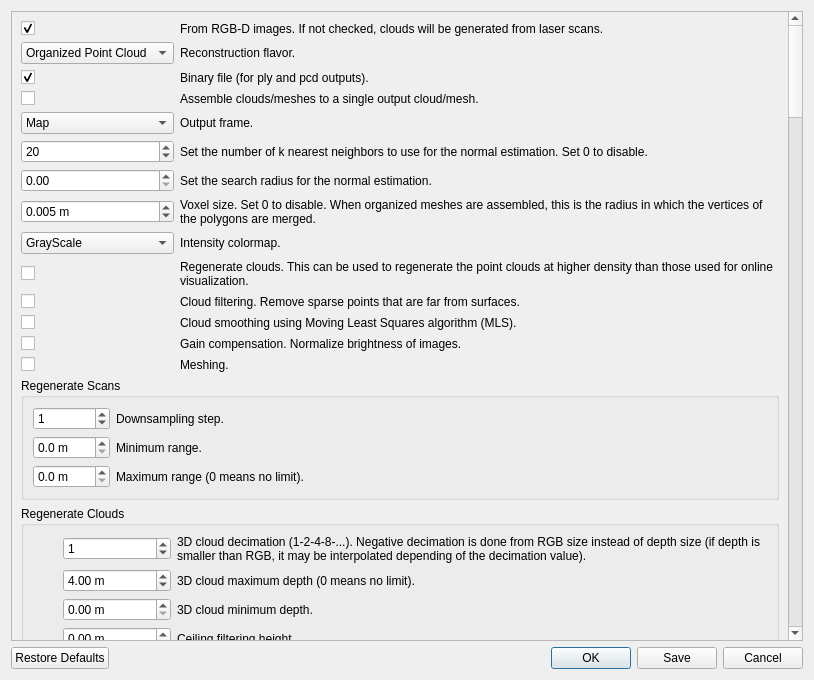
Qt form guilib/src/ui/exportCloudsDialog.ui (ros2-gbp/rtabmap-release) before a commit.
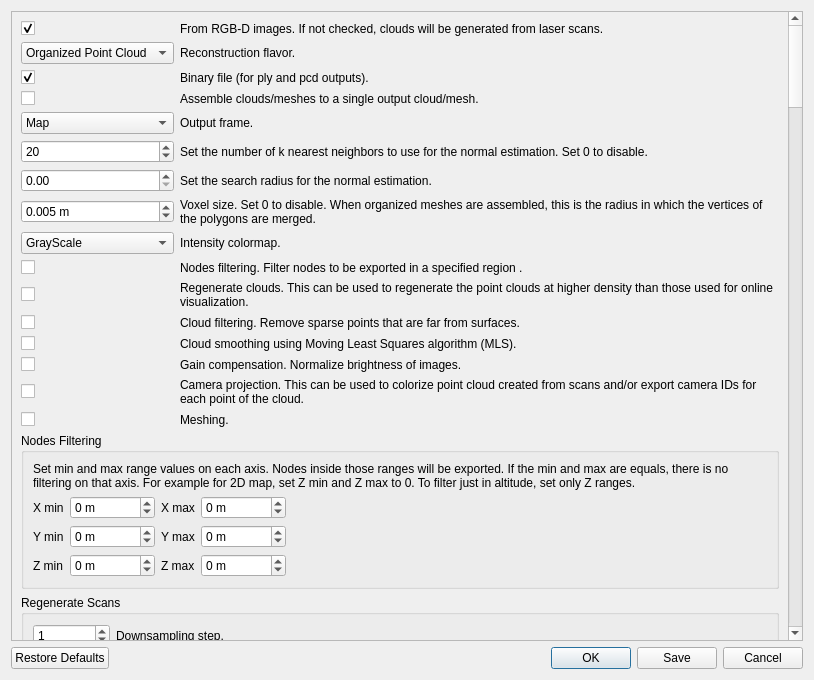
The same form after that commit.

Diff of the .ui file:
```diff
--- a/guilib/src/ui/exportCloudsDialog.ui
+++ b/guilib/src/ui/exportCloudsDialog.ui
@@ -23,9 +23,9 @@
       <property name="geometry">
        <rect>
         <x>0</x>
-        <y>0</y>
+        <y>-3906</y>
         <width>780</width>
-        <height>4975</height>
+        <height>5635</height>
        </rect>
       </property>
       <layout class="QVBoxLayout" name="verticalLayout_13">
@@ -52,21 +52,21 @@
            </property>
           </widget>
          </item>
-         <item row="10" column="0">
-          <widget class="QCheckBox" name="checkBox_regenerate">
-           <property name="text">
-            <string/>
-           </property>
-          </widget>
-         </item>
          <item row="11" column="0">
+          <widget class="QCheckBox" name="checkBox_regenerate">
+           <property name="text">
+            <string/>
+           </property>
+          </widget>
+         </item>
+         <item row="12" column="0">
           <widget class="QCheckBox" name="checkBox_filtering">
            <property name="text">
             <string/>
            </property>
           </widget>
          </item>
-         <item row="10" column="1">
+         <item row="11" column="1">
           <widget class="QLabel" name="label_regenerate">
            <property name="text">
             <string>Regenerate clouds. This can be used to regenerate the point clouds at higher density than those used for online visualization.</string>
@@ -76,13 +76,6 @@
            </property>
           </widget>
          </item>
-         <item row="13" column="0">
-          <widget class="QCheckBox" name="checkBox_gainCompensation">
-           <property name="text">
-            <string/>
-           </property>
-          </widget>
-         </item>
          <item row="8" column="1">
           <widget class="QLabel" name="label_voxel">
            <property name="text">
@@ -103,16 +96,6 @@
            </property>
           </widget>
          </item>
-         <item row="13" column="1">
-          <widget class="QLabel" name="label_gainCompensation">
-           <property name="text">
-            <string>Gain compensation. Normalize brightness of images.</string>
-           </property>
-           <property name="wordWrap">
-            <bool>true</bool>
-           </property>
-          </widget>
-         </item>
          <item row="5" column="1">
           <widget class="QLabel" name="label_frame">
            <property name="text">
@@ -133,24 +116,14 @@
            </property>
           </widget>
          </item>
-         <item row="14" column="1">
-          <widget class="QLabel" name="label_binaryFile_12">
-           <property name="text">
-            <string>Meshing.</string>
-           </property>
-           <property name="wordWrap">
-            <bool>true</bool>
-           </property>
-          </widget>
-         </item>
-         <item row="12" column="0">
+         <item row="13" column="0">
           <widget class="QCheckBox" name="checkBox_smoothing">
            <property name="text">
             <string/>
            </property>
           </widget>
          </item>
-         <item row="11" column="1">
+         <item row="12" column="1">
           <widget class="QLabel" name="label_binaryFile_9">
            <property name="text">
             <string>Cloud filtering. Remove sparse points that are far from surfaces.</string>
@@ -160,13 +133,6 @@
            </property>
           </widget>
          </item>
-         <item row="14" column="0">
-          <widget class="QCheckBox" name="checkBox_meshing">
-           <property name="text">
-            <string/>
-           </property>
-          </widget>
-         </item>
          <item row="3" column="1">
           <widget class="QLabel" name="label_binaryFile">
            <property name="text">
@@ -177,7 +143,7 @@
            </property>
           </widget>
          </item>
-         <item row="12" column="1">
+         <item row="13" column="1">
           <widget class="QLabel" name="label_smoothing">
            <property name="text">
             <string>Cloud smoothing using Moving Least Squares algorithm (MLS).</string>
@@ -323,8 +289,280 @@
            </item>
           </widget>
          </item>
+         <item row="14" column="1">
+          <widget class="QLabel" name="label_gainCompensation">
+           <property name="text">
+            <string>Gain compensation. Normalize brightness of images.</string>
+           </property>
+           <property name="wordWrap">
+            <bool>true</bool>
+           </property>
+          </widget>
+         </item>
+         <item row="15" column="1">
+          <widget class="QLabel" name="label_cameraProjection">
+           <property name="text">
+            <string>Camera projection. This can be used to colorize point cloud created from scans and/or export camera IDs for each point of the cloud.</string>
+           </property>
+           <property name="wordWrap">
+            <bool>true</bool>
+           </property>
+          </widget>
+         </item>
+         <item row="14" column="0">
+          <widget class="QCheckBox" name="checkBox_gainCompensation">
+           <property name="text">
+            <string/>
+           </property>
+          </widget>
+         </item>
+         <item row="15" column="0">
+          <widget class="QCheckBox" name="checkBox_cameraProjection">
+           <property name="text">
+            <string/>
+           </property>
+          </widget>
+         </item>
+         <item row="16" column="1">
+          <widget class="QLabel" name="label_binaryFile_12">
+           <property name="text">
+            <string>Meshing.</string>
+           </property>
+           <property name="wordWrap">
+            <bool>true</bool>
+           </property>
+          </widget>
+         </item>
+         <item row="16" column="0">
+          <widget class="QCheckBox" name="checkBox_meshing">
+           <property name="text">
+            <string/>
+           </property>
+          </widget>
+         </item>
+         <item row="10" column="1">
+          <widget class="QLabel" name="label_binaryFile_10">
+           <property name="text">
+            <string>Nodes filtering. Filter nodes to be exported in a specified region .</string>
+           </property>
+           <property name="wordWrap">
+            <bool>true</bool>
+           </property>
+          </widget>
+         </item>
+         <item row="10" column="0">
+          <widget class="QCheckBox" name="checkBox_nodes_filtering">
+           <property name="text">
+            <string/>
+           </property>
+          </widget>
+         </item>
         </layout>
        </item>
+       <item>
+        <widget class="QGroupBox" name="groupBox_nodes_filtering">
+         <property name="title">
+          <string>Nodes Filtering</string>
+         </property>
+         <layout class="QVBoxLayout" name="verticalLayout_19">
+          <item>
+           <widget class="QLabel" name="label_114">
+            <property name="text">
+             <string>Set min and max range values on each axis. Nodes inside those ranges will be exported. If the min and max are equals, there is no filtering on that axis. For example for 2D map, set Z min and Z max to 0. To filter just in altitude, set only Z ranges.</string>
+            </property>
+            <property name="wordWrap">
+             <bool>true</bool>
+            </property>
+           </widget>
+          </item>
+          <item>
+           <layout class="QGridLayout" name="gridLayout_21">
+            <item row="0" column="2">
+             <widget class="QLabel" name="label_113">
+              <property name="text">
+               <string>X max</string>
+              </property>
+              <property name="wordWrap">
+               <bool>true</bool>
+              </property>
+             </widget>
+            </item>
+            <item row="1" column="0">
+             <widget class="QLabel" name="label_142">
+              <property name="toolTip">
+               <string>Length along X-Axis</string>
+              </property>
+              <property name="text">
+               <string>Y min</string>
+              </property>
+              <property name="wordWrap">
+               <bool>true</bool>
+              </property>
+             </widget>
+            </item>
+            <item row="1" column="1">
+             <widget class="QDoubleSpinBox" name="doubleSpinBox_nodes_filtering_ymin">
+              <property name="suffix">
+               <string> m</string>
+              </property>
+              <property name="decimals">
+               <number>0</number>
+              </property>
+              <property name="minimum">
+               <double>-9999999.000000000000000</double>
+              </property>
+              <property name="maximum">
+               <double>9999999.000000000000000</double>
+              </property>
+             </widget>
+            </item>
+            <item row="1" column="2">
+             <widget class="QLabel" name="label_115">
+              <property name="toolTip">
+               <string>Width along Y-Axis</string>
+              </property>
+              <property name="text">
+               <string>Y max</string>
+              </property>
+              <property name="wordWrap">
+               <bool>true</bool>
+              </property>
+             </widget>
+            </item>
+            <item row="2" column="0">
+             <widget class="QLabel" name="label_116">
+              <property name="toolTip">
+               <string>Height along Z-Axis</string>
+              </property>
+              <property name="text">
+               <string>Z min</string>
+              </property>
+              <property name="wordWrap">
+               <bool>true</bool>
+              </property>
+             </widget>
+            </item>
+            <item row="2" column="2">
+             <widget class="QLabel" name="label_119">
+              <property name="toolTip">
+               <string>Width along Y-Axis</string>
+              </property>
+              <property name="text">
+               <string>Z max</string>
+              </property>
+              <property name="wordWrap">
+               <bool>true</bool>
+              </property>
+             </widget>
+            </item>
+            <item row="0" column="0">
+             <widget class="QLabel" name="label_111">
+              <property name="text">
+               <string>X min</string>
+              </property>
+              <property name="wordWrap">
+               <bool>true</bool>
+              </property>
+             </widget>
+            </item>
+            <item row="1" column="4">
+             <spacer name="horizontalSpacer">
+              <property name="orientation">
+               <enum>Qt::Horizontal</enum>
+              </property>
+              <property name="sizeHint" stdset="0">
+               <size>
+                <width>40</width>
+                <height>20</height>
+               </size>
+              </property>
+             </spacer>
+            </item>
+            <item row="0" column="1">
+             <widget class="QDoubleSpinBox" name="doubleSpinBox_nodes_filtering_xmin">
+              <property name="suffix">
+               <string> m</string>
+              </property>
+              <property name="decimals">
+               <number>0</number>
+              </property>
+              <property name="minimum">
+               <double>-9999999.000000000000000</double>
+              </property>
+              <property name="maximum">
+               <double>9999999.000000000000000</double>
+              </property>
+             </widget>
+            </item>
+            <item row="0" column="3">
+             <widget class="QDoubleSpinBox" name="doubleSpinBox_nodes_filtering_xmax">
+              <property name="suffix">
+               <string> m</string>
+              </property>
+              <property name="decimals">
+               <number>0</number>
+              </property>
+              <property name="minimum">
+               <double>-9999999.000000000000000</double>
+              </property>
+              <property name="maximum">
+               <double>9999999.000000000000000</double>
+              </property>
+             </widget>
+            </item>
+            <item row="2" column="1">
+             <widget class="QDoubleSpinBox" name="doubleSpinBox_nodes_filtering_zmin">
+              <property name="suffix">
+               <string> m</string>
+              </property>
+              <property name="decimals">
+               <number>0</number>
+              </property>
+              <property name="minimum">
+               <double>-9999999.000000000000000</double>
+              </property>
+              <property name="maximum">
+               <double>9999999.000000000000000</double>
+              </property>
+             </widget>
+            </item>
+            <item row="1" column="3">
+             <widget class="QDoubleSpinBox" name="doubleSpinBox_nodes_filtering_ymax">
+              <property name="suffix">
+               <string> m</string>
+              </property>
+              <property name="decimals">
+               <number>0</number>
+              </property>
+              <property name="minimum">
+               <double>-9999999.000000000000000</double>
+              </property>
+              <property name="maximum">
+               <double>9999999.000000000000000</double>
+              </property>
+             </widget>
+            </item>
+            <item row="2" column="3">
+             <widget class="QDoubleSpinBox" name="doubleSpinBox_nodes_filtering_zmax">
+              <property name="suffix">
+               <string> m</string>
+              </property>
+              <property name="decimals">
+               <number>0</number>
+              </property>
+              <property name="minimum">
+               <double>-9999999.000000000000000</double>
+              </property>
+              <property name="maximum">
+               <double>9999999.000000000000000</double>
+              </property>
+             </widget>
+            </item>
+           </layout>
+          </item>
+         </layout>
+        </widget>
+       </item>
        <item>
         <widget class="QGroupBox" name="groupBox_regenerateScans">
          <property name="title">
@@ -642,8 +880,11 @@
               <property name="decimals">
                <number>2</number>
               </property>
+              <property name="minimum">
+               <double>-1000.000000000000000</double>
+              </property>
               <property name="maximum">
-               <double>100.000000000000000</double>
+               <double>1000.000000000000000</double>
               </property>
               <property name="singleStep">
                <double>0.100000000000000</double>
@@ -661,8 +902,11 @@
               <property name="decimals">
                <number>2</number>
               </property>
+              <property name="minimum">
+               <double>-1000.000000000000000</double>
+              </property>
               <property name="maximum">
-               <double>100.000000000000000</double>
+               <double>1000.000000000000000</double>
               </property>
               <property name="singleStep">
                <double>0.100000000000000</double>
@@ -1475,6 +1719,185 @@
          </layout>
         </widget>
        </item>
+       <item>
+        <widget class="QGroupBox" name="groupBox_cameraProjection">
+         <property name="title">
+          <string>Camera Projection</string>
+         </property>
+         <property name="checkable">
+          <bool>false</bool>
+         </property>
+         <layout class="QGridLayout" name="gridLayout_20" columnstretch="0,0,0,1">
+          <item row="3" column="1">
+           <widget class="QDoubleSpinBox" name="doubleSpinBox_camProjMaxAngle">
+            <property name="suffix">
+             <string> deg</string>
+            </property>
+            <property name="decimals">
+             <number>0</number>
+            </property>
+            <property name="minimum">
+             <double>0.000000000000000</double>
+            </property>
+            <property name="maximum">
+             <double>180.000000000000000</double>
+            </property>
+            <property name="singleStep">
+             <double>1.000000000000000</double>
+            </property>
+            <property name="value">
+             <double>0.000000000000000</double>
+            </property>
+           </widget>
+          </item>
+          <item row="5" column="2" colspan="2">
+           <widget class="QLabel" name="label_meshingTextureSize_15">
+            <property name="text">
+             <string>Keep points not seen by the cameras. These points will be set with a pure red color (255,0,0) if the cloud was created from laser scans.</string>
+            </property>
+            <property name="wordWrap">
+             <bool>true</bool>
+            </property>
+           </widget>
+          </item>
+          <item row="4" column="1">
+           <widget class="QCheckBox" name="checkBox_camProjDistanceToCamPolicy">
+            <property name="text">
+             <string/>
+            </property>
+           </widget>
+          </item>
+          <item row="4" column="2" colspan="2">
+           <widget class="QLabel" name="label_meshingTextureSize_14">
+            <property name="text">
+             <string>Distance to camera policy. The closest camera from a point is used to colorize the point. If disabled, the camera for which the point projection is the closest of the image center is used to colorize the point.</string>
+            </property>
+            <property name="wordWrap">
+             <bool>true</bool>
+            </property>
+           </widget>
+          </item>
+          <item row="2" column="2" colspan="2">
+           <widget class="QLabel" name="label_meshingTextureSize_13">
+            <property name="text">
+             <string>Maximum distance from the camera for points to be colorized by this camera (0 means infinite).</string>
+            </property>
+            <property name="wordWrap">
+             <bool>true</bool>
+            </property>
+           </widget>
+          </item>
+          <item row="3" column="2" colspan="2">
+           <widget class="QLabel" name="label_meshingTextureSize_12">
+            <property name="text">
+             <string>Maximum angle between camera and point's normal to apply color (0 means disabled).</string>
+            </property>
+            <property name="wordWrap">
+             <bool>true</bool>
+            </property>
+           </widget>
+          </item>
+          <item row="2" column="1">
+           <widget class="QDoubleSpinBox" name="doubleSpinBox_camProjMaxDistance">
+            <property name="suffix">
+             <string> m</string>
+            </property>
+            <property name="decimals">
+             <number>1</number>
+            </property>
+            <property name="minimum">
+             <double>0.000000000000000</double>
+            </property>
+            <property name="maximum">
+             <double>99.000000000000000</double>
+            </property>
+            <property name="singleStep">
+             <double>1.000000000000000</double>
+            </property>
+            <property name="value">
+             <double>0.000000000000000</double>
+            </property>
+           </widget>
+          </item>
+          <item row="5" column="1">
+           <widget class="QCheckBox" name="checkBox_camProjKeepPointsNotSeenByCameras">
+            <property name="text">
+             <string/>
+            </property>
+           </widget>
+          </item>
+          <item row="7" column="2" colspan="2">
+           <widget class="QLabel" name="label_camProjExportCamera">
+            <property name="text">
+             <string>ID format of the camera selected for each point.</string>
+            </property>
+            <property name="wordWrap">
+             <bool>true</bool>
+            </property>
+           </widget>
+          </item>
+          <item row="7" column="1">
+           <widget class="QComboBox" name="comboBox_camProjExportCamera">
+            <property name="toolTip">
+             <string>By Node ID: cameras of same node have same ID
+By Camera Index: of a multi-cameras setup
+By Node ID and Camera Index: NodeID*10+CameraIndex</string>
+            </property>
+            <item>
+             <property name="text">
+              <string>Disabled</string>
+             </property>
+            </item>
+            <item>
+             <property name="text">
+              <string>By Node ID</string>
+             </property>
+            </item>
+            <item>
+             <property name="text">
+              <string>By Camera Index</string>
+             </property>
+            </item>
+            <item>
+             <property name="text">
+              <string>By Node ID and Camera Index</string>
+             </property>
+            </item>
+           </widget>
+          </item>
+          <item row="1" column="1">
+           <widget class="QLineEdit" name="lineEdit_camProjRoiRatios"/>
+          </item>
+          <item row="1" column="2" colspan="2">
+           <widget class="QLabel" name="label_meshingTextureSize_17">
+            <property name="text">
+             <string>ROI ratios [left right top bottom] between 0 and 1. This can be used to ignore black borders of RGB images caused by calibration. </string>
+            </property>
+            <property name="wordWrap">
+             <bool>true</bool>
+            </property>
+           </widget>
+          </item>
+          <item row="6" column="2">
+           <widget class="QLabel" name="label_meshingTextureSize_18">
+            <property name="text">
+             <string>Recolor points from camera projection. This would be used to color laser scans with the cameras.</string>
+            </property>
+            <property name="wordWrap">
+             <bool>true</bool>
+            </property>
+           </widget>
+          </item>
+          <item row="6" column="1">
+           <widget class="QCheckBox" name="checkBox_camProjRecolorPoints">
+            <property name="text">
+             <string/>
+            </property>
+           </widget>
+          </item>
+         </layout>
+        </widget>
+       </item>
        <item>
         <widget class="QGroupBox" name="groupBox_meshing">
          <property name="title">
@@ -2324,14 +2747,14 @@
              <item row="0" column="1">
               <widget class="QLabel" name="label_172">
                <property name="text">
-                <string>Depth. Lowering this parameter decreases reconstruction time, but geometry precision is lower. Minimum polygon size: map length / 2^depth), you can start tuning from depth of 8 or 9. 0 means that depth is chosen so that polygon size is just under 3 cm.</string>
+                <string>Depth. Lowering this parameter decreases reconstruction time, but geometry precision is lower. Minimum polygon size: map length / 2^depth), you can start tuning from depth of 8 or 9. 0 means that depth is chosen so that polygon size is just under target polygon size below.</string>
                </property>
                <property name="wordWrap">
                 <bool>true</bool>
                </property>
               </widget>
              </item>
-             <item row="7" column="1">
+             <item row="8" column="1">
               <widget class="QLabel" name="label_177">
                <property name="text">
                 <string>Samples per node. Set the minimum number of sample points that should fall within an octree node as the octree construction is adapted to sampling density. Note for noise-free samples, small values in the range [1.0 - 5.0] can be used. For more noisy samples, larger values in the range [15.0 - 20.0] may be needed to provide a smoother, noise-reduced, reconstruction.</string>
@@ -2341,14 +2764,14 @@
                </property>
               </widget>
              </item>
-             <item row="8" column="0">
+             <item row="9" column="0">
               <widget class="QSpinBox" name="spinBox_poisson_iso">
                <property name="minimum">
                 <number>1</number>
                </property>
               </widget>
              </item>
-             <item row="2" column="1">
+             <item row="3" column="1">
               <widget class="QLabel" name="label_176">
                <property name="text">
                 <string>Manifold flag. Enabling this flag tells the reconstructor to add the polygon barycenter when triangulating polygons with more than three vertices.</string>
@@ -2358,7 +2781,7 @@
                </property>
               </widget>
              </item>
-             <item row="7" column="0">
+             <item row="8" column="0">
               <widget class="QDoubleSpinBox" name="doubleSpinBox_poisson_samples">
                <property name="decimals">
                 <number>1</number>
@@ -2371,7 +2794,7 @@
                </property>
               </widget>
              </item>
-             <item row="5" column="0">
+             <item row="6" column="0">
               <widget class="QDoubleSpinBox" name="doubleSpinBox_poisson_scale">
                <property name="decimals">
                 <number>1</number>
@@ -2384,7 +2807,7 @@
                </property>
               </widget>
              </item>
-             <item row="3" column="1">
+             <item row="4" column="1">
               <widget class="QLabel" name="label_181">
                <property name="text">
                 <string>Point weight.</string>
@@ -2394,7 +2817,7 @@
                </property>
               </widget>
              </item>
-             <item row="4" column="1">
+             <item row="5" column="1">
               <widget class="QLabel" name="label_182">
                <property name="text">
                 <string>Min depth.</string>
@@ -2404,7 +2827,7 @@
                </property>
               </widget>
              </item>
-             <item row="8" column="1">
+             <item row="9" column="1">
               <widget class="QLabel" name="label_178">
                <property name="text">
                 <string>Iso divide. Set the depth at which a block iso-surface extractor should be used to extract the iso-surface note Using this parameter helps reduce the memory overhead at the cost of a small increase in extraction time. (In practice, we have found that for reconstructions of depth 9 or higher a subdivide depth of 7 or 8 can greatly reduce the memory usage.)</string>
@@ -2414,14 +2837,14 @@
                </property>
               </widget>
              </item>
-             <item row="2" column="0">
+             <item row="3" column="0">
               <widget class="QCheckBox" name="checkBox_poisson_manifold">
                <property name="text">
                 <string/>
                </property>
               </widget>
              </item>
-             <item row="9" column="1">
+             <item row="10" column="1">
               <widget class="QLabel" name="label_179">
                <property name="text">
                 <string>Solver divide. Set the the depth at which a block Gauss-Seidel solver is used to solve the Laplacian equation. Note that using this parameter helps reduce the memory overhead at the cost of a small increase in reconstruction time. (In practice, we have found that for reconstructions of depth 9 or higher a subdivide depth of 7 or 8 can greatly reduce the memory usage.)</string>
@@ -2431,7 +2854,7 @@
                </property>
               </widget>
              </item>
-             <item row="5" column="1">
+             <item row="6" column="1">
               <widget class="QLabel" name="label_180">
                <property name="text">
                 <string>Scale. Set the ratio between the diameter of the cube used for reconstruction and the diameter of the samples' bounding cube.</string>
@@ -2441,21 +2864,21 @@
                </property>
               </widget>
              </item>
-             <item row="1" column="0">
+             <item row="2" column="0">
               <widget class="QCheckBox" name="checkBox_poisson_outputPolygons">
                <property name="text">
                 <string/>
                </property>
               </widget>
              </item>
-             <item row="9" column="0">
+             <item row="10" column="0">
               <widget class="QSpinBox" name="spinBox_poisson_solver">
                <property name="minimum">
                 <number>1</number>
                </property>
               </widget>
              </item>
-             <item row="1" column="1">
+             <item row="2" column="1">
               <widget class="QLabel" name="label_outputPolygons">
                <property name="text">
                 <string>Output polygons flag. Enabling this flag tells the reconstructor to output a polygon mesh (rather than triangulating of the results of Marching Cubes). Disabled when exporting to file, if mesh decimation is set or when texturing.</string>
@@ -2465,17 +2888,17 @@
                </property>
               </widget>
              </item>
-             <item row="3" column="0">
-              <widget class="QDoubleSpinBox" name="doubleSpinBox_poisson_pointWeight">
-               <property name="decimals">
-                <number>1</number>
-               </property>
-               <property name="minimum">
-                <double>0.100000000000000</double>
-               </property>
-              </widget>
-             </item>
              <item row="4" column="0">
+              <widget class="QDoubleSpinBox" name="doubleSpinBox_poisson_pointWeight">
+               <property name="decimals">
+                <number>1</number>
+               </property>
+               <property name="minimum">
+                <double>0.100000000000000</double>
+               </property>
+              </widget>
+             </item>
+             <item row="5" column="0">
               <widget class="QSpinBox" name="spinBox_poisson_minDepth">
                <property name="minimum">
                 <number>1</number>
@@ -2489,6 +2912,35 @@
                </property>
               </widget>
              </item>
+             <item row="1" column="1">
+              <widget class="QLabel" name="label_outputPolygons_2">
+               <property name="text">
+                <string>Target polygon size used to compute Poisson's depth based on the map size.</string>
+               </property>
+               <property name="wordWrap">
+                <bool>true</bool>
+               </property>
+              </widget>
+             </item>
+             <item row="1" column="0">
+              <widget class="QDoubleSpinBox" name="doubleSpinBox_poisson_targetPolygonSize">
+               <property name="suffix">
+                <string> m</string>
+               </property>
+               <property name="decimals">
+                <number>3</number>
+               </property>
+               <property name="minimum">
+                <double>0.010000000000000</double>
+               </property>
+               <property name="singleStep">
+                <double>0.100000000000000</double>
+               </property>
+               <property name="value">
+                <double>0.030000000000000</double>
+               </property>
+              </widget>
+             </item>
             </layout>
            </widget>
           </item>
```
